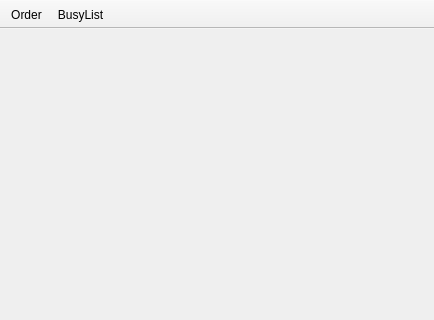
Above: mainwindow.ui from CoolManXD/TaxiPark-CourseWorkOOP-QT before the change; both pictures show x 0 to 434 and y 0 to 320 of the 434 by 720 pixel window. Below: the same form after it.
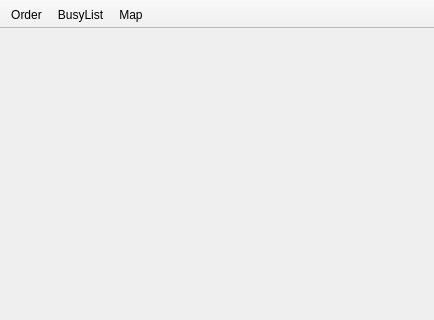
That is the form after the change. Icons and pictures are not drawn.

The edit to the form file:
```diff
--- a/mainwindow.ui
+++ b/mainwindow.ui
@@ -104,6 +104,7 @@
    </attribute>
    <addaction name="actionOrder"/>
    <addaction name="actionBusyList"/>
+   <addaction name="actionMapTown"/>
   </widget>
   <widget class="QMenuBar" name="menuBar">
    <property name="geometry">
@@ -136,6 +137,15 @@
     <string>Order</string>
    </property>
   </action>
+  <action name="actionMapTown">
+   <property name="icon">
+    <iconset resource="Resources.qrc">
+     <normaloff>:/data/dataBase/iconMap.png</normaloff>:/data/dataBase/iconMap.png</iconset>
+   </property>
+   <property name="text">
+    <string>Map</string>
+   </property>
+  </action>
  </widget>
  <resources>
   <include location="Resources.qrc"/>
```
Left out of the diff: 3 changed lines with no effect on the pictures.
